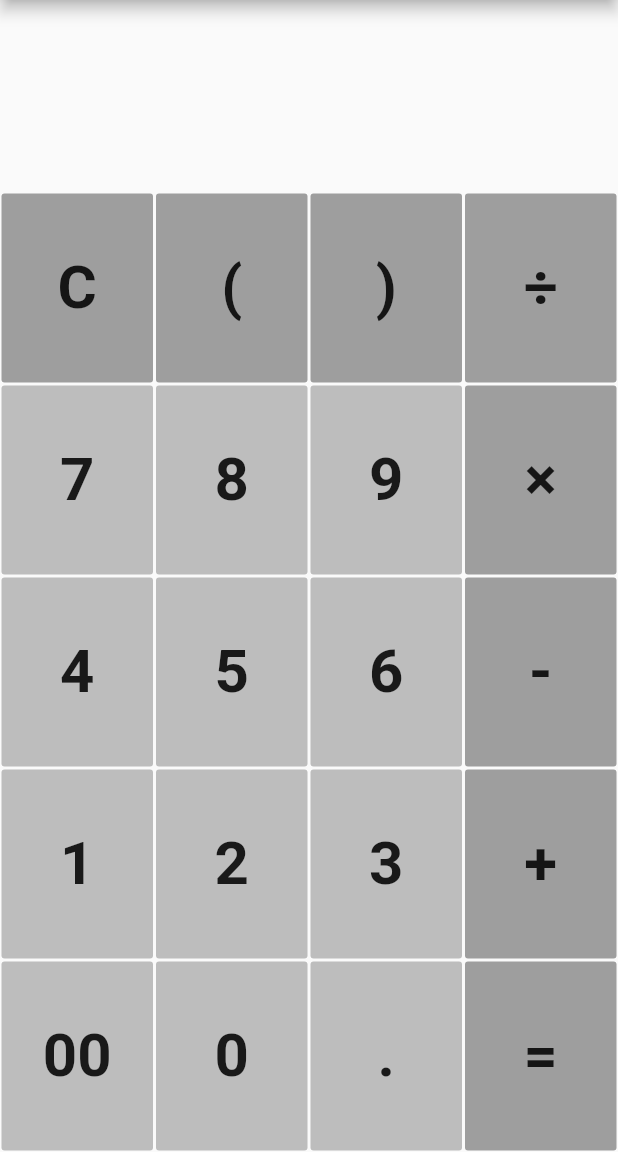
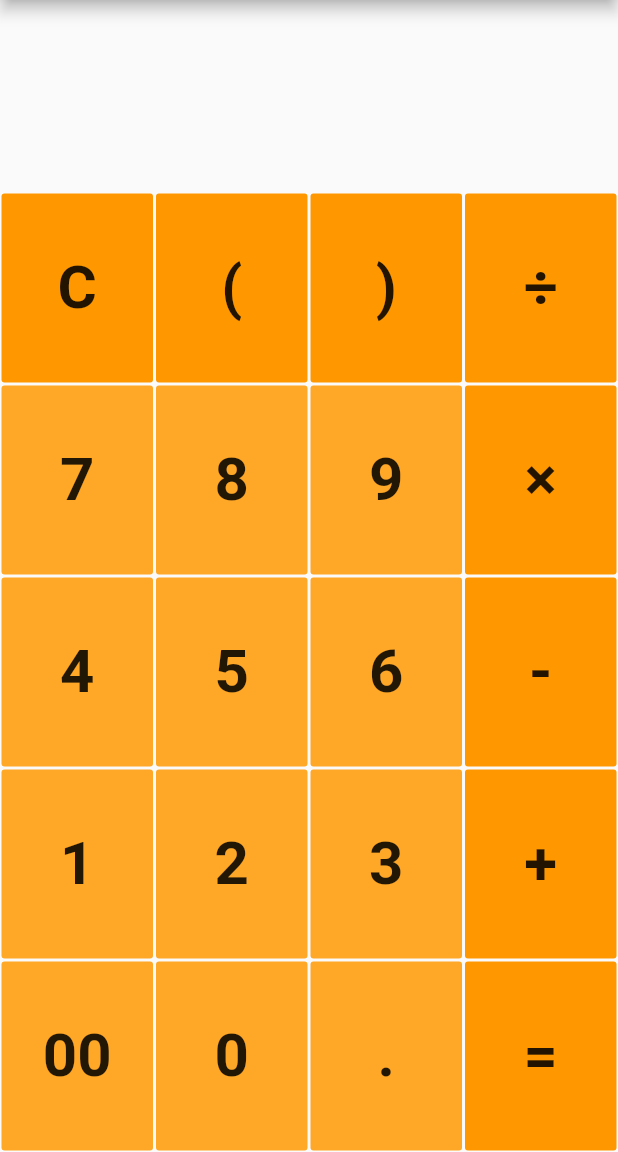
Before and after one commit to osphea/stem-calculator, a Flutter app: the screen it shows after launch, on a phone screen of 412 x 824 dp, the part 84-1236 px from its top. Run offline on Flutter 3.47's test engine with Material 2 defaults, Android fonts, the phone set to English and light mode, and no system bars; our stand-ins replace math_expressions.

Commit message:
Update main.dart

```diff
--- a/lib/main.dart
+++ b/lib/main.dart
@@ -92,10 +92,10 @@ class CalculatorState extends State<Calculator> {
                 crossAxisAlignment: CrossAxisAlignment.stretch,
                 mainAxisAlignment: MainAxisAlignment.spaceEvenly,
                 children: [
-                  _buildButton(Colors.grey, 'C', clear),
-                  _buildButton(Colors.grey, '(', () => append('(')),
-                  _buildButton(Colors.grey, ')', () => append(')')),
-                  _buildButton(Colors.grey, '\u00F7', () => append('/')),
+                  _buildButton(Colors.orange, 'C', clear),
+                  _buildButton(Colors.orange, '(', () => append('(')),
+                  _buildButton(Colors.orange, ')', () => append(')')),
+                  _buildButton(Colors.orange, '\u00F7', () => append('/')),
                 ],
               ),
             ),
@@ -104,10 +104,10 @@ class CalculatorState extends State<Calculator> {
                 crossAxisAlignment: CrossAxisAlignment.stretch,
                 mainAxisAlignment: MainAxisAlignment.spaceEvenly,
                 children: [
-                  _buildButton(Colors.grey[400], '7', () => append('7')),
-                  _buildButton(Colors.grey[400], '8', () => append('8')),
-                  _buildButton(Colors.grey[400], '9', () => append('9')),
-                  _buildButton(Colors.grey, '\u00D7', () => append('*')),
+                  _buildButton(Colors.orange[400], '7', () => append('7')),
+                  _buildButton(Colors.orange[400], '8', () => append('8')),
+                  _buildButton(Colors.orange[400], '9', () => append('9')),
+                  _buildButton(Colors.orange, '\u00D7', () => append('*')),
                 ],
               ),
             ),
@@ -116,10 +116,10 @@ class CalculatorState extends State<Calculator> {
                 crossAxisAlignment: CrossAxisAlignment.stretch,
                 mainAxisAlignment: MainAxisAlignment.spaceEvenly,
                 children: [
-                  _buildButton(Colors.grey[400], '4', () => append('4')),
-                  _buildButton(Colors.grey[400], '5', () => append('5')),
-                  _buildButton(Colors.grey[400], '6', () => append('6')),
-                  _buildButton(Colors.grey, '-', () => append('-')),
+                  _buildButton(Colors.orange[400], '4', () => append('4')),
+                  _buildButton(Colors.orange[400], '5', () => append('5')),
+                  _buildButton(Colors.orange[400], '6', () => append('6')),
+                  _buildButton(Colors.orange, '-', () => append('-')),
                 ],
               ),
             ),
@@ -128,10 +128,10 @@ class CalculatorState extends State<Calculator> {
                 crossAxisAlignment: CrossAxisAlignment.stretch,
                 mainAxisAlignment: MainAxisAlignment.spaceEvenly,
                 children: [
-                  _buildButton(Colors.grey[400], '1', () => append('1')),
-                  _buildButton(Colors.grey[400], '2', () => append('2')),
-                  _buildButton(Colors.grey[400], '3', () => append('3')),
-                  _buildButton(Colors.grey, '+', () => append('+')),
+                  _buildButton(Colors.orange[400], '1', () => append('1')),
+                  _buildButton(Colors.orange[400], '2', () => append('2')),
+                  _buildButton(Colors.orange[400], '3', () => append('3')),
+                  _buildButton(Colors.orange, '+', () => append('+')),
                 ],
               ),
             ),
@@ -140,10 +140,10 @@ class CalculatorState extends State<Calculator> {
                 crossAxisAlignment: CrossAxisAlignment.stretch,
                 mainAxisAlignment: MainAxisAlignment.spaceEvenly,
                 children: [
-                  _buildButton(Colors.grey[400], '00', () => append('00')),
-                  _buildButton(Colors.grey[400], '0', () => append('0')),
-                  _buildButton(Colors.grey[400], '.', () => append('.')),
-                  _buildButton(Colors.grey, '=', equals),
+                  _buildButton(Colors.orange[400], '00', () => append('00')),
+                  _buildButton(Colors.orange[400], '0', () => append('0')),
+                  _buildButton(Colors.orange[400], '.', () => append('.')),
+                  _buildButton(Colors.orange, '=', equals),
                 ],
               ),
             ),
```
